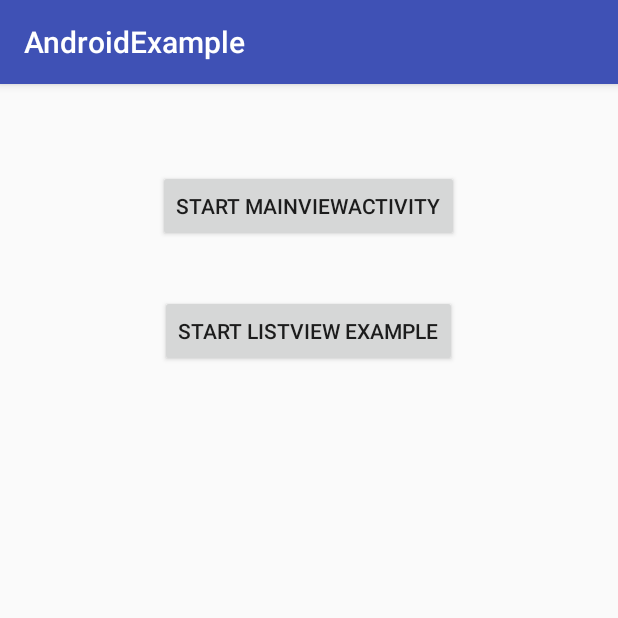
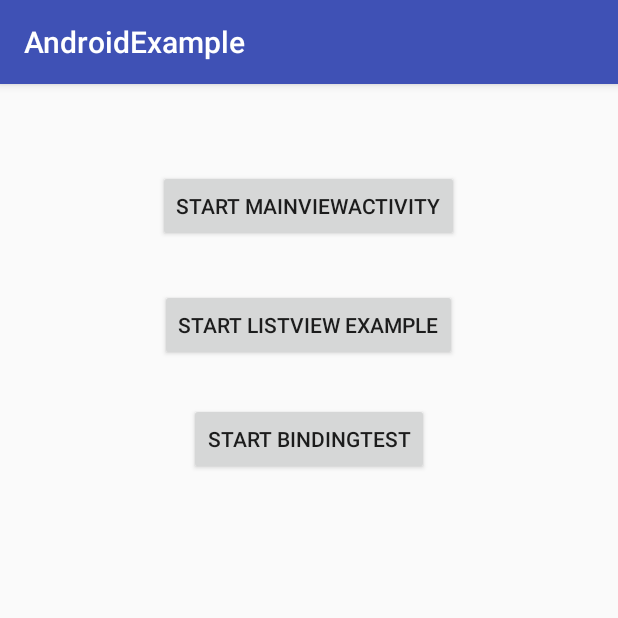
Before and after one commit to kappsegla/AndroidExample, an Android app: the screen it shows after launch (StartActivity), on a phone screen of 412 x 824 dp, the top half of it. Run offline under Robolectric (Android 15) with nearby library versions, the phone set to English and light mode, and no system bars.

Commit message:
Added testkod för DataBinding

```diff
--- a/app/src/main/java/snowroller/androidexample/Models/Model.java
+++ b/app/src/main/java/snowroller/androidexample/Models/Model.java
@@ -20,7 +20,8 @@ import java.util.List;
  * Created by Martin on 2017-02-02.
  */
 
-public class Model {
+public class Model
+{
 
     private static final Model model = new Model();
 
--- a/app/src/main/java/snowroller/androidexample/StartActivity.java
+++ b/app/src/main/java/snowroller/androidexample/StartActivity.java
@@ -6,6 +6,7 @@ import android.os.Bundle;
 import android.util.Log;
 import android.view.View;
 
+import snowroller.androidexample.BindingTest.BindingTestActivity;
 import snowroller.androidexample.listviewexample.ListViewActivity;
 
 public class StartActivity extends AppCompatActivity {
@@ -41,6 +42,11 @@ public class StartActivity extends AppCompatActivity {
         if(v.getId() == R.id.start_list_view_example_button)
         {
             Intent intent = new Intent(this, ListViewActivity.class);
+            startActivity(intent);
+        }
+        if(v.getId() == R.id.start_bindingtest_activity)
+        {
+            Intent intent = new Intent(this, BindingTestActivity.class);
             startActivity(intent);
         }
     }
--- a/app/src/main/java/snowroller/androidexample/ViewModels/ProfileViewModel.java
+++ b/app/src/main/java/snowroller/androidexample/ViewModels/ProfileViewModel.java
@@ -152,4 +152,5 @@ public class ProfileViewModel extends BaseObservable {
     public static void bindImage(ImageView view, int r) {
         view.setImageResource(r);
     }
+
 }
--- a/app/src/main/res/layout/start_activity.xml
+++ b/app/src/main/res/layout/start_activity.xml
@@ -24,9 +24,19 @@
         android:text="Start ListView Example"
         android:layout_width="wrap_content"
         android:layout_height="wrap_content"
+        android:layout_marginTop="31dp"
+        android:id="@+id/start_list_view_example_button"
+        android:onClick="buttonClicked"
         android:layout_below="@+id/start_main_view_activity_button"
-        android:layout_centerHorizontal="true"
-        android:layout_marginTop="35dp"
-        android:id="@+id/start_list_view_example_button"
-        android:onClick="buttonClicked"/>
+        android:layout_centerHorizontal="true" />
+
+    <Button
+        android:text="Start BindingTest"
+        android:layout_width="wrap_content"
+        android:layout_height="wrap_content"
+        android:layout_marginTop="28dp"
+        android:id="@+id/start_bindingtest_activity"
+        android:onClick="buttonClicked"
+        android:layout_below="@+id/start_list_view_example_button"
+        android:layout_centerHorizontal="true" />
 </RelativeLayout>
```
Also changed, not shown: app/src/main/AndroidManifest.xml (+9 -5 lines), app/src/main/java/snowroller/androidexample/BindingTest/BindingTestActivity.java (added, +20 -0 lines), app/src/main/java/snowroller/androidexample/BindingTest/User.java (added, +33 -0 lines), app/src/main/res/layout/activity_binding_test.xml (added, +31 -0 lines).
